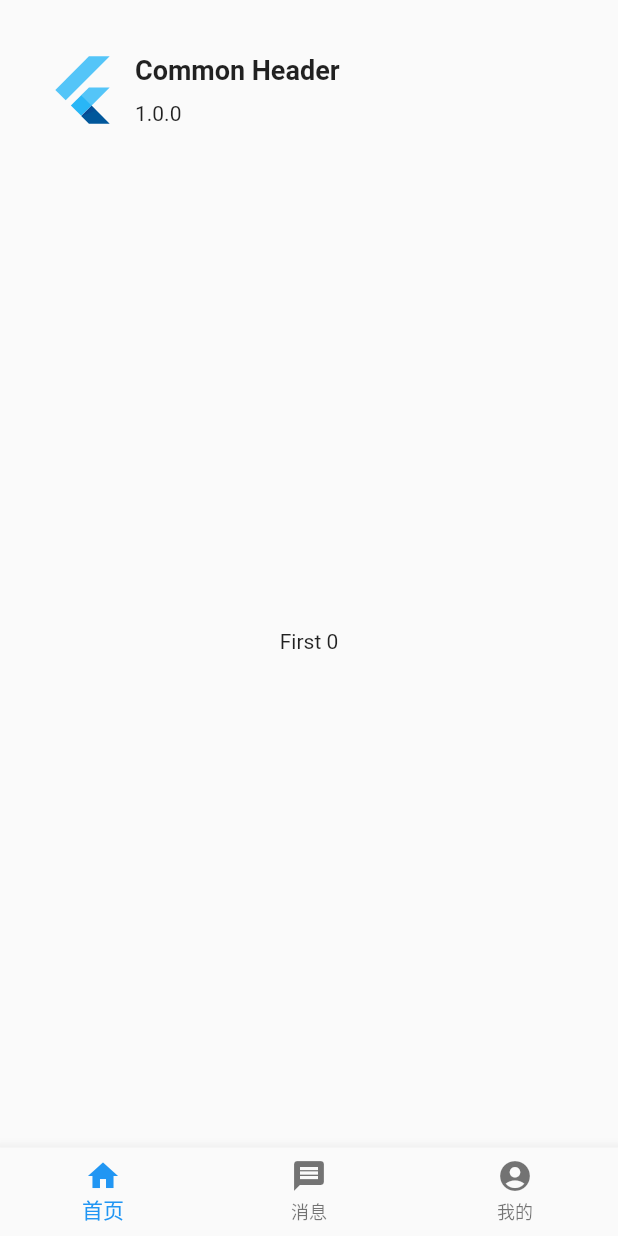
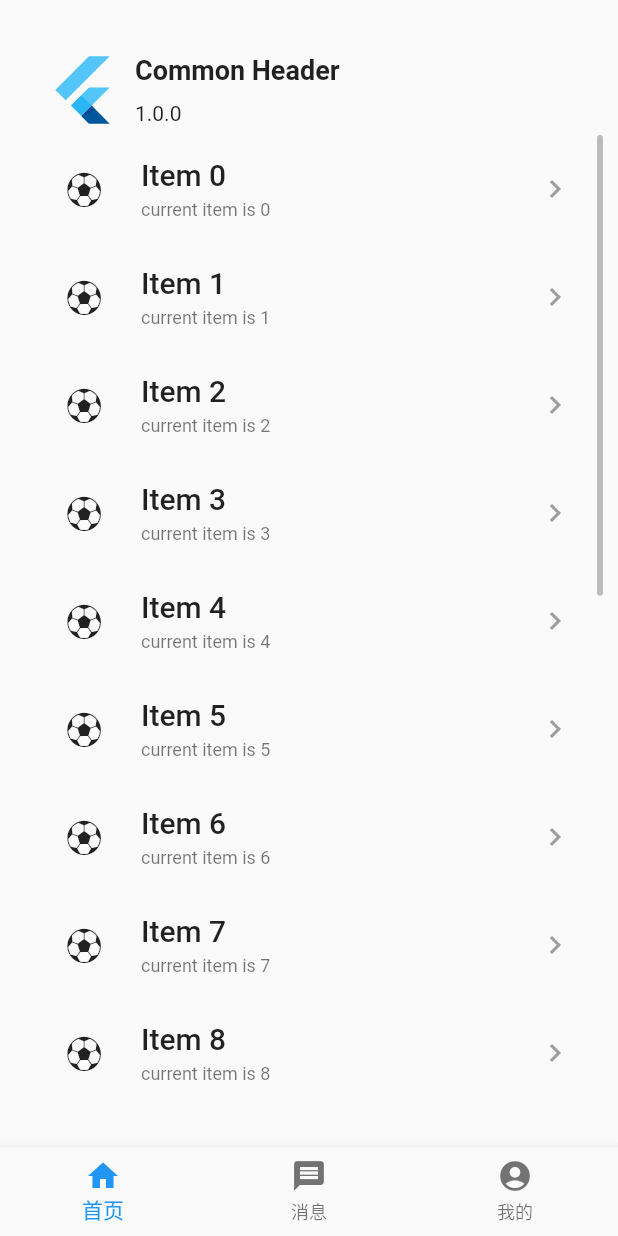
Before and after one commit to fxfSean/flutter_practice_demo, a Flutter app: the screen it shows after launch, on a phone screen of 412 x 824 dp. Run offline on Flutter 3.47's test engine with Material 2 defaults, Android fonts, the phone set to English and light mode, and no system bars.

Commit message:
feat: 首页列表view

```diff
--- /dev/null
+++ b/lib/component/item_list_view.dart
@@ -0,0 +1,78 @@
+
+
+import 'package:flutter/cupertino.dart';
+import 'package:flutter/material.dart';
+import 'package:flutter_practice_demo/model/item_bean.dart';
+import 'package:flutter_practice_demo/model/mock_data.dart';
+
+class ItemListView extends StatefulWidget {
+  @override
+  _ItemListViewState createState() => _ItemListViewState();
+}
+
+class _ItemListViewState extends State<ItemListView> {
+  List<ItemBean> listData = MockData.getItemBeans();
+
+  @override
+  Widget build(BuildContext context) {
+    return Padding(
+      padding: EdgeInsets.symmetric(
+        horizontal: 10,
+      ).copyWith(bottom: 10),
+      child: Scrollbar(
+          radius: Radius.circular(99),
+          isAlwaysShown: true,
+          child: ListView.builder(itemCount: listData.length, itemBuilder: itemBuilder)),
+    );
+  }
+
+
+  Widget itemBuilder(context, index) {
+    return InkWell(
+      child: Container(
+        padding: EdgeInsets.symmetric(horizontal: 20, vertical: 10),
+        child: Row(
+          children: [
+            Container(
+              margin: EdgeInsets.all(2),
+              width: 48,
+              height: 48,
+              child: Center(
+                  child: Text(
+                    listData[index].icon,
+                    style: TextStyle(fontSize: 24),
+                  )),
+            ),
+            SizedBox(
+              width: 12,
+            ),
+            Expanded(
+                child: Column(
+                  crossAxisAlignment: CrossAxisAlignment.start,
+                  children: [
+                    Text(
+                      listData[index].title,
+                      style: Theme.of(context).textTheme.headline6,
+                      maxLines: 1,
+                      overflow: TextOverflow.ellipsis,
+                    ),
+                    SizedBox(
+                      height: 5,
+                    ),
+                    Text(
+                      listData[index].description,
+                      style: Theme.of(context).textTheme.caption,
+                    )
+                  ],
+                )),
+            Icon(
+              Icons.chevron_right,
+              color: Colors.grey,
+            ),
+          ],
+        ),
+      ),
+    );
+  }
+
+}
--- /dev/null
+++ b/lib/model/item_bean.dart
@@ -0,0 +1,12 @@
+
+class ItemBean {
+  final String icon;
+  final String title;
+  final String description;
+
+  ItemBean({
+    required this.icon,
+    required this.title,
+    required this.description,
+  });
+}
--- /dev/null
+++ b/lib/model/mock_data.dart
@@ -0,0 +1,14 @@
+
+import 'package:flutter_practice_demo/model/item_bean.dart';
+
+class MockData {
+  static final itemBeans = <ItemBean>[
+  ];
+
+  static List<ItemBean> getItemBeans() {
+    for (var i = 0; i < 20; i++) {
+      itemBeans.add(ItemBean(icon: "⚽", title: "Item $i", description: "current item is $i"));
+    }
+    return itemBeans;
+  }
+}
--- a/lib/page/first_page.dart
+++ b/lib/page/first_page.dart
@@ -1,28 +1,26 @@
-
 import 'package:flutter/cupertino.dart';
 import 'package:flutter/material.dart';
+import 'package:flutter_practice_demo/component/item_list_view.dart';
+import 'package:flutter_practice_demo/model/item_bean.dart';
+import 'package:flutter_practice_demo/model/mock_data.dart';
 
 class FirstPage extends StatefulWidget {
   @override
   _FirstPageState createState() => _FirstPageState();
 }
 
-class _FirstPageState extends State<FirstPage> with AutomaticKeepAliveClientMixin {
-  int count = 0;
+class _FirstPageState extends State<FirstPage>
+    with AutomaticKeepAliveClientMixin {
 
   @override
   Widget build(BuildContext context) {
-    return Scaffold(
-      body: GestureDetector(
-        onTap: (){
-          setState(() {
-            count++;
-          });
-        },
-        child: Center(
-          child: Text('First $count'),
-        ),
-      ),
+    super.build(context);
+    return Column(
+      children: [
+        Expanded(
+            child: ItemListView()
+        )
+      ],
     );
   }
 
```
